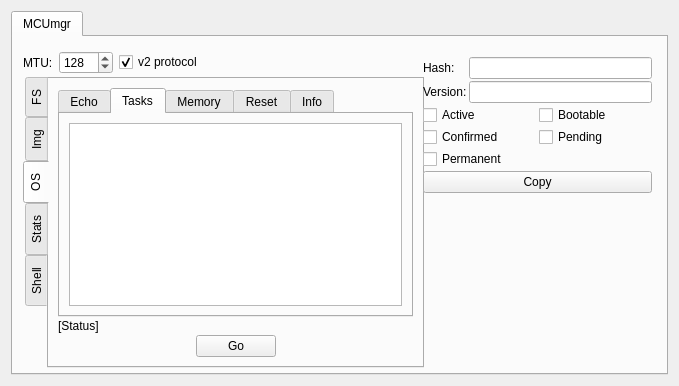
This is plugins/mcumgr/form.ui in thedjnK/AuTerm as Qt 5 draws it before an edit. The edited form follows.
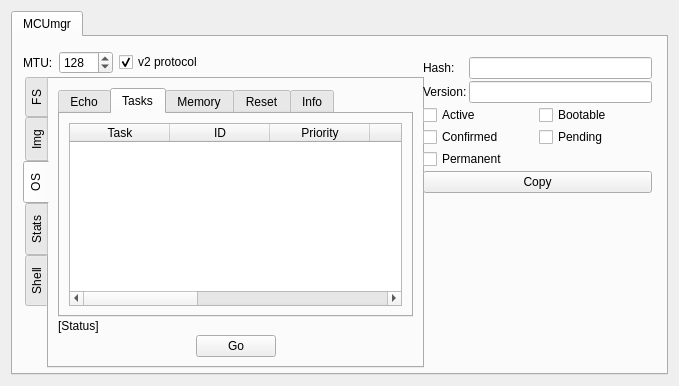
This is the edited form. The open tabs and pages were chosen to show the change.

Commit message: plugins: mcumgr: Add os mgmt task listing

Diff of the .ui file:
```diff
--- a/plugins/mcumgr/form.ui
+++ b/plugins/mcumgr/form.ui
@@ -595,7 +595,69 @@
             </attribute>
             <layout class="QGridLayout" name="gridLayout_14">
              <item row="0" column="0">
-              <widget class="QTableWidget" name="table_OS_Tasks"/>
+              <widget class="QTableWidget" name="table_OS_Tasks">
+               <property name="editTriggers">
+                <set>QAbstractItemView::NoEditTriggers</set>
+               </property>
+               <property name="showDropIndicator" stdset="0">
+                <bool>false</bool>
+               </property>
+               <property name="dragDropOverwriteMode">
+                <bool>false</bool>
+               </property>
+               <property name="alternatingRowColors">
+                <bool>true</bool>
+               </property>
+               <property name="selectionMode">
+                <enum>QAbstractItemView::NoSelection</enum>
+               </property>
+               <property name="sortingEnabled">
+                <bool>true</bool>
+               </property>
+               <property name="cornerButtonEnabled">
+                <bool>false</bool>
+               </property>
+               <column>
+                <property name="text">
+                 <string>Task</string>
+                </property>
+               </column>
+               <column>
+                <property name="text">
+                 <string>ID</string>
+                </property>
+               </column>
+               <column>
+                <property name="text">
+                 <string>Priority</string>
+                </property>
+               </column>
+               <column>
+                <property name="text">
+                 <string>State</string>
+                </property>
+               </column>
+               <column>
+                <property name="text">
+                 <string>Context Switches</string>
+                </property>
+               </column>
+               <column>
+                <property name="text">
+                 <string>Runtime</string>
+                </property>
+               </column>
+               <column>
+                <property name="text">
+                 <string>Stack size</string>
+                </property>
+               </column>
+               <column>
+                <property name="text">
+                 <string>Stack usage</string>
+                </property>
+               </column>
+              </widget>
              </item>
             </layout>
            </widget>
```
Left out of the diff: 2 changed lines with no effect on the pictures. The commit also changes 4 other files.
